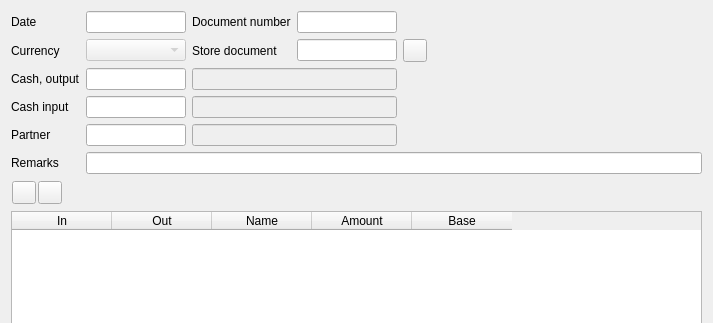
End1-1/Cafe5, file FrontDesk/c5cashdoc.ui: the form before one commit; both pictures show x 0 to 713 and y 0 to 323 of the 713 by 538 pixel window.
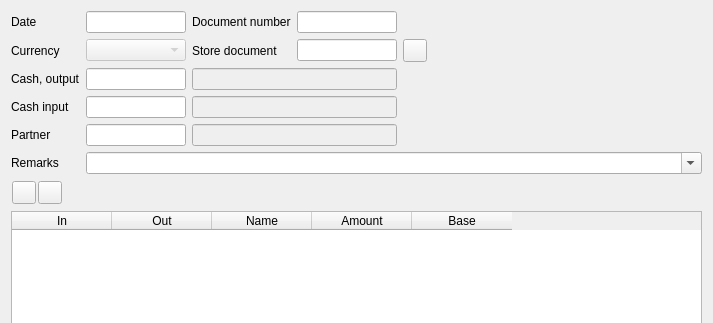
The form after the commit. Icons and pictures are not drawn. Custom widgets are drawn as their Qt base class.

```diff
--- a/FrontDesk/c5cashdoc.ui
+++ b/FrontDesk/c5cashdoc.ui
@@ -213,9 +213,6 @@
      </property>
     </widget>
    </item>
-   <item row="5" column="1" colspan="5">
-    <widget class="QLineEdit" name="leRemarks"/>
-   </item>
    <item row="0" column="2">
     <widget class="QLabel" name="label_6">
      <property name="text">
@@ -321,6 +318,13 @@
      </property>
     </widget>
    </item>
+   <item row="5" column="1" colspan="5">
+    <widget class="QComboBox" name="cbComment">
+     <property name="editable">
+      <bool>true</bool>
+     </property>
+    </widget>
+   </item>
   </layout>
  </widget>
  <customwidgets>
@@ -334,16 +338,16 @@
    <extends>QLineEdit</extends>
    <header location="global">c5lineeditwithselector.h</header>
   </customwidget>
+  <customwidget>
+   <class>C5DateEdit</class>
+   <extends>QLineEdit</extends>
+   <header location="global">c5dateedit.h</header>
+  </customwidget>
   <customwidget>
    <class>C5TableWidget</class>
    <extends>QTableWidget</extends>
    <header location="global">c5tablewidget.h</header>
   </customwidget>
-  <customwidget>
-   <class>C5DateEdit</class>
-   <extends>QLineEdit</extends>
-   <header location="global">c5dateedit.h</header>
-  </customwidget>
  </customwidgets>
  <resources>
   <include location="../resources/res.qrc"/>
```
